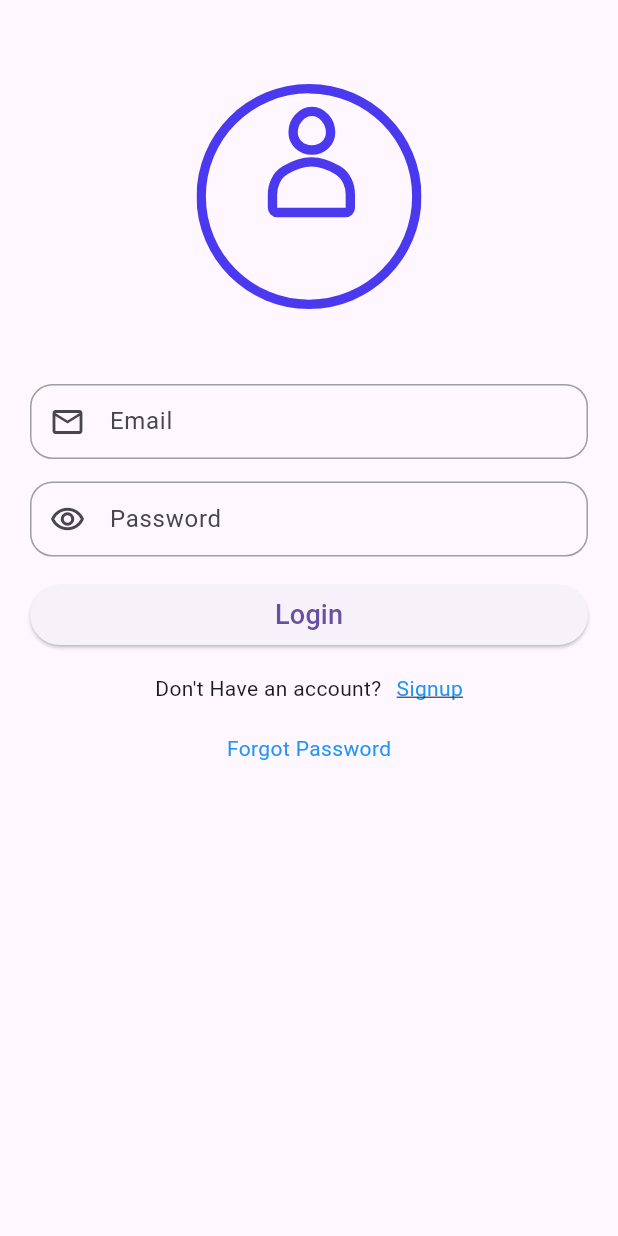
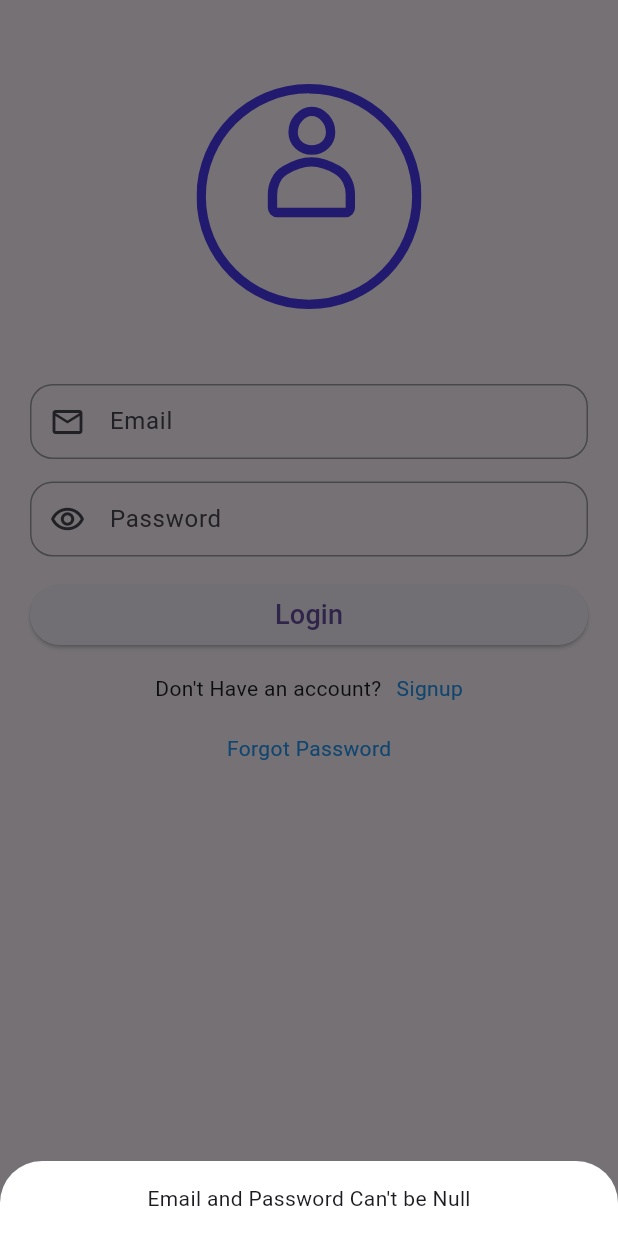
Before and after one commit to robiulsunnyemon/mynoteapp, a Flutter app: the screen it shows after launch, after a tap on "Login", on a phone screen of 412 x 824 dp. Run offline on Flutter 3.47's test engine with Material 3 defaults, Android fonts, the phone set to English and light mode, and no system bars; our stand-ins replace cloud_firestore, firebase_auth, firebase_core, get, lottie, toast; accounts and stored records are empty.

Commit message:
add custom alertDialoge

```diff
--- a/lib/firebase_auth/firbase_auth.dart
+++ b/lib/firebase_auth/firbase_auth.dart
@@ -2,74 +2,91 @@ import 'package:firebase_auth/firebase_auth.dart';
 import 'package:flutter/material.dart';
 import 'package:mynoteapp/screens/login_Screen.dart';
 import 'package:mynoteapp/screens/resset_password_screen.dart';
+import 'package:mynoteapp/widget/ui_helper.dart';
 
 import '../screens/homeScreen.dart';
 
-class firebase_auth{
-
-  static sign_in_auth(BuildContext context,String email,String password)async{
-    if(email=="" && password==""){
-      print("email and password null");
-    }
-    else if (email=="" || password==""){
-      print("email and password null");
-    }
-    else{
+class firebase_auth {
+  static sign_in_auth(BuildContext context, String email, String password) async {
+    if (email == "" && password == "") {
+      ui_helper.show_alart_bottom_sheet(context, "Email and Password Can't be Null");
+    } else if (email == "" || password == "") {
+      ui_helper.show_alart_bottom_sheet(context, "Email and Password Can't be Null");
+    } else {
       UserCredential? usercredential;
-      try{
-        usercredential=await FirebaseAuth.instance.signInWithEmailAndPassword(email: email, password: password).then((valu){
-          Navigator.pushReplacement(context, MaterialPageRoute(builder: (context) => myHomeScreen(),));
+      try {
+        usercredential = await FirebaseAuth.instance
+            .signInWithEmailAndPassword(email: email, password: password)
+            .then((valu) {
+          Navigator.pushReplacement(
+              context,
+              MaterialPageRoute(
+                builder: (context) => myHomeScreen(),
+              ));
         });
-      }on FirebaseException catch(ex){
+      } on FirebaseException catch (ex) {
         print("Exception is ${ex}");
       }
     }
   }
 
-  static sign_up_auth(BuildContext context,String email,String password)async{
-    if(email=="" && password==""){
-      print("email and password null");
-    }
-    else if (email=="" || password==""){
-      print("email and password null");
-    }
-    else{
+  static sign_up_auth(
+      BuildContext context, String email, String password) async {
+    if (email == "" && password == "") {
+      ui_helper.show_alart_bottom_sheet(context, "Email and Password Can't be Null");
+    } else if (email == "" || password == "") {
+      ui_helper.show_alart_bottom_sheet(context, "Email and Password Can't be Null");
+    } else {
       UserCredential? usercredential;
-      try{
-        usercredential=await FirebaseAuth.instance.createUserWithEmailAndPassword(email: email, password: password).then((value){
-          Navigator.pushReplacement(context, MaterialPageRoute(builder: (context) => myHomeScreen(),));
+      try {
+        usercredential = await FirebaseAuth.instance
+            .createUserWithEmailAndPassword(email: email, password: password)
+            .then((value) {
+          Navigator.pushReplacement(
+              context,
+              MaterialPageRoute(
+                builder: (context) => myHomeScreen(),
+              ));
         });
-      }on FirebaseException catch(ex){
+      } on FirebaseException catch (ex) {
         print("Exception is ${ex.message}");
       }
     }
   }
 
-  static reset_password_auth(BuildContext context,String email)async{
-    if(email==""){
-      print("email and password null");
-    }
-    else{
+  static reset_password_auth(BuildContext context, String email) async {
+    if (email == "") {
+      ui_helper.show_alart_bottom_sheet(context, "Email Can't be Null");
+    } else {
       UserCredential? usercredential;
-      try{
-        usercredential=await FirebaseAuth.instance.sendPasswordResetEmail(email: email).then((value){});
-      }on FirebaseException catch(ex){
+      try {
+        usercredential = await FirebaseAuth.instance
+            .sendPasswordResetEmail(email: email)
+            .then((value) {
+          Navigator.pushReplacement(
+              context,
+              MaterialPageRoute(
+                builder: (context) => log_in_screen(),
+              ));
+        });
+      } on FirebaseException catch (ex) {
         print("Exception is ${ex.message}");
       }
     }
   }
 
-  static log_out_auth(BuildContext context)async{
-
+  static log_out_auth(BuildContext context) async {
     UserCredential? usercredential;
-    try{
-    usercredential=await FirebaseAuth.instance.signOut().then((value){
-    Navigator.pushReplacement(context, MaterialPageRoute(builder: (context) => log_in_screen(),));
-    });
-    }on FirebaseException catch(ex){
-    print("Exception is ${ex.message}");
+    try {
+      usercredential = await FirebaseAuth.instance.signOut().then((value) {
+        Navigator.pushReplacement(
+            context,
+            MaterialPageRoute(
+              builder: (context) => log_in_screen(),
+            ));
+      });
+    } on FirebaseException catch (ex) {
+      print("Exception is ${ex.message}");
     }
   }
-
-
 }
--- a/lib/screens/login_Screen.dart
+++ b/lib/screens/login_Screen.dart
@@ -5,6 +5,7 @@ import 'package:mynoteapp/firebase_auth/firbase_auth.dart';
 import 'package:mynoteapp/screens/homeScreen.dart';
 import 'package:mynoteapp/screens/resset_password_screen.dart';
 import 'package:mynoteapp/screens/signup_Screen.dart';
+import 'package:toast/toast.dart';
 
 class log_in_screen extends StatefulWidget {
    log_in_screen({super.key});
@@ -105,7 +106,6 @@ class _log_in_screenState extends State<log_in_screen> {
                       "Signup",
                       style: TextStyle(
                           color: Colors.blue,
-                          decoration: TextDecoration.underline,
                       ),
                     ),
                   )
--- a/lib/screens/signup_Screen.dart
+++ b/lib/screens/signup_Screen.dart
@@ -104,7 +104,6 @@ class _sign_up_screenState extends State<sign_up_screen> {
                       "Login",
                       style: TextStyle(
                           color: Colors.blue,
-                          decoration: TextDecoration.underline,
                       ),
                     ),
                   )
--- /dev/null
+++ b/lib/widget/ui_helper.dart
@@ -0,0 +1,20 @@
+import 'package:flutter/material.dart';
+
+class ui_helper{
+ static show_alart_bottom_sheet(BuildContext context,String text){
+    return showModalBottomSheet(context: context, builder: (context) {
+       return Container(
+         width: double.infinity,
+         height: 50,
+         child: Center(
+           child: Text(
+             text
+           ),
+         ),
+       );
+      },
+      backgroundColor: Colors.white
+
+    );
+  }
+}
--- a/pubspec.yaml
+++ b/pubspec.yaml
@@ -40,6 +40,7 @@ dependencies:
   get: ^4.6.6
   lottie: ^3.1.2
   firebase_auth: ^5.1.2
+  toast: ^0.3.0
 
 dev_dependencies:
   flutter_test:
```
Also changed, not shown: lib/screens/addNoteScreen.dart (+7 -0 lines), lib/screens/updateNoteScreen.dart (+16 -83 lines), lib/widget/show_model_sheet_widget.dart (added, +49 -0 lines), pubspec.lock.
